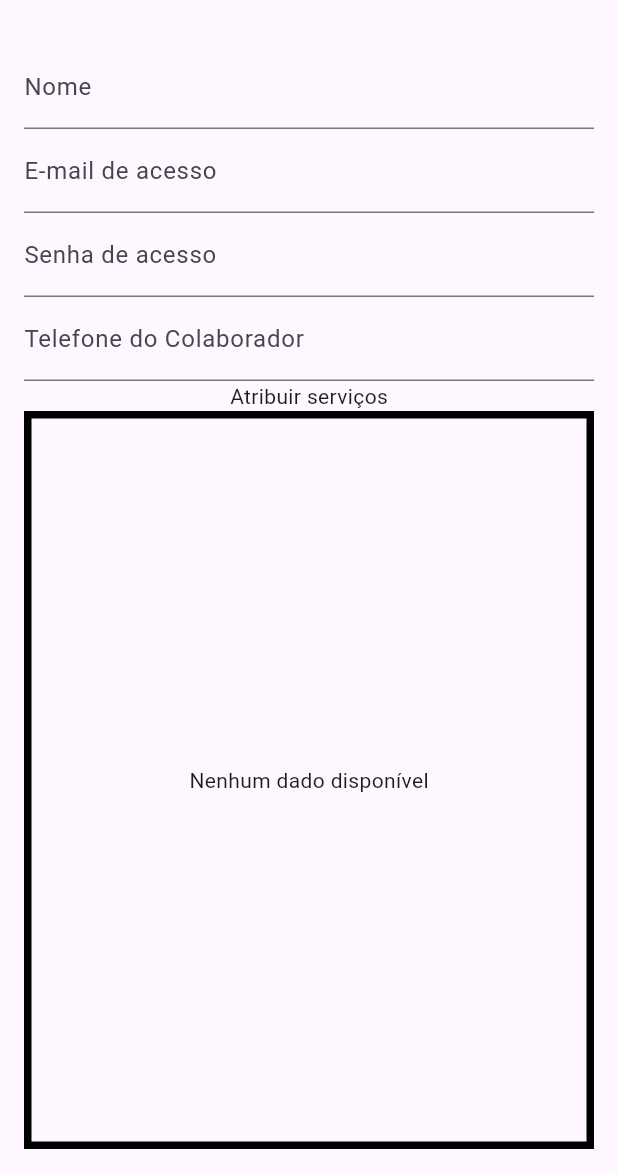
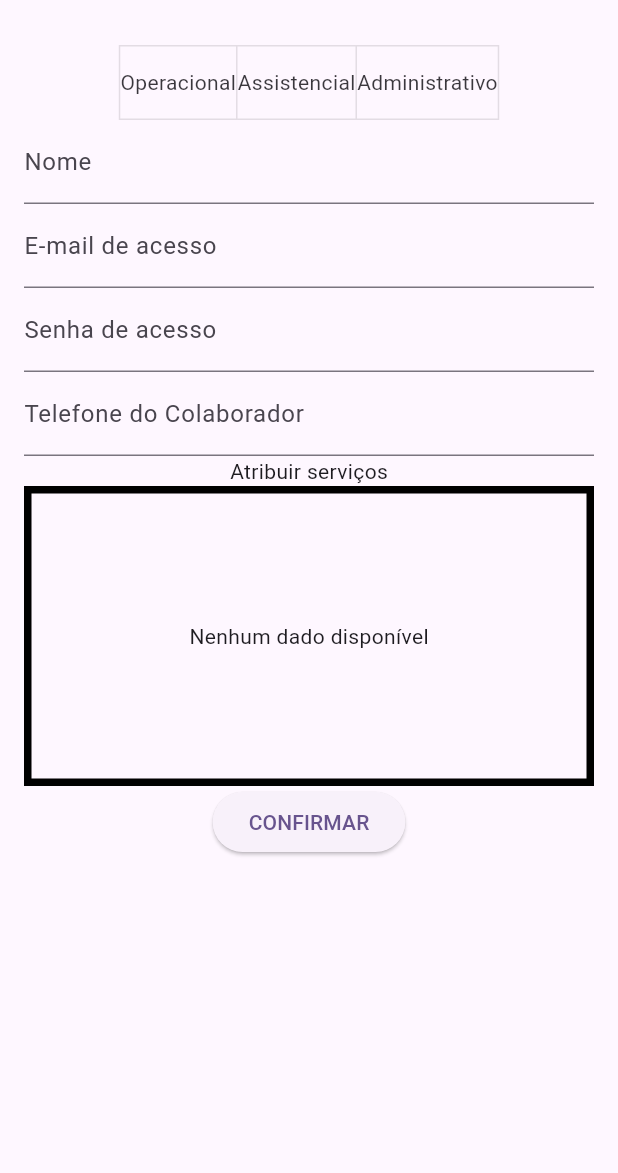
Before and after one commit to devgomes10/fullserva, a Flutter app: the EmployeeFormView screen opened directly, on a phone screen of 412 x 824 dp, the part 63-1236 px from its top. Run offline on Flutter 3.47's test engine with Material 3 defaults, Android fonts, the phone set to English and light mode, and no system bars; our stand-ins replace cloud_firestore, firebase_auth, firebase_core, flutter_datetime_picker_plus, mask_text_input_formatter, table_calendar; accounts and stored records are empty; generated files the repository leaves out were written again.

Commit message:
implementação de gerenciamento de colaboradores

```diff
--- a/lib/views/employees/employee_form_view.dart
+++ b/lib/views/employees/employee_form_view.dart
@@ -15,7 +15,7 @@ class EmployeeFormView extends StatefulWidget {
 }
 
 class _EmployeeFormViewState extends State<EmployeeFormView> {
-  String uniqueId = const Uuid().v4();
+  String _uniqueId = const Uuid().v4();
   final _formKey = GlobalKey<FormState>();
   EmployeeController _employeeController = EmployeeController();
   ServiceController _serviceController = ServiceController();
@@ -25,6 +25,24 @@ class _EmployeeFormViewState extends State<EmployeeFormView> {
   final _phoneController = TextEditingController();
   List<String> _selectedServicesIds = [];
   List<String> _servicesIdList = [];
+  int _selectedRole = -1;
+  List<bool> _selectionsRole = [false, false, false];
+  ValueNotifier<int> _selectedOptionIndex = ValueNotifier<int>(-1);
+
+  void _updateSelectedRole(int i) {
+    setState(() {
+      for (int buttonIndex = 0;
+          buttonIndex < _selectionsRole.length;
+          buttonIndex++) {
+        if (buttonIndex == i) {
+          _selectionsRole[buttonIndex] = true; // Seleciona o botão pressionado
+        } else {
+          _selectionsRole[buttonIndex] = false; // Desseleciona os outros botões
+        }
+      }
+      _selectedRole = i; // Atualiza o índice da opção selecionada
+    });
+  }
 
   @override
   void initState() {
@@ -34,6 +52,7 @@ class _EmployeeFormViewState extends State<EmployeeFormView> {
       _emailController.text = widget.model!.email;
       _passwordController.text = widget.model!.password;
       _phoneController.text = widget.model!.phone;
+      _selectedOptionIndex.value = widget.model!.role;
     }
     _fetchAvailableServices();
   }
@@ -48,9 +67,21 @@ class _EmployeeFormViewState extends State<EmployeeFormView> {
 
   @override
   Widget build(BuildContext context) {
+    final employeeModel = widget.model;
     return Scaffold(
       appBar: AppBar(
         title: Text("Equipe"),
+        actions: employeeModel != null
+            ? [
+                IconButton(
+                  onPressed: () async {
+                    await _employeeController.removeEmployee(employeeModel.id);
+                    Navigator.pop(context);
+                  },
+                  icon: Icon(Icons.delete),
+                ),
+              ]
+            : null,
       ),
       body: Padding(
         padding: const EdgeInsets.all(16.0),
@@ -58,6 +89,31 @@ class _EmployeeFormViewState extends State<EmployeeFormView> {
           key: _formKey,
           child: Column(
             children: [
+              ValueListenableBuilder<int>(
+                valueListenable: _selectedOptionIndex,
+                builder: (context, selectedIndex, _) {
+                  return ToggleButtons(
+                    children: <Widget>[
+                      Text('Operacional'),
+                      Text('Assistencial'),
+                      Text('Administrativo'),
+                    ],
+                    isSelected: [
+                      selectedIndex == 0,
+                      selectedIndex == 1,
+                      selectedIndex == 2
+                    ],
+                    onPressed: (int index) {
+                      _selectedOptionIndex.value =
+                          index; // Atualiza o valor do índice selecionado
+                      // Após atualizar o índice selecionado, você pode realizar outras operações aqui
+                      // Se necessário, como salvar o valor selecionado em uma variável int
+                      int selectedValue = index;
+                      print('Valor selecionado: $selectedValue');
+                    },
+                  );
+                },
+              ),
               TextFormField(
                 keyboardType: TextInputType.text,
                 controller: _nameController,
@@ -84,8 +140,7 @@ class _EmployeeFormViewState extends State<EmployeeFormView> {
               TextFormField(
                 keyboardType: TextInputType.text,
                 controller: _passwordController,
-                decoration:
-                const InputDecoration(labelText: 'Senha de acesso'),
+                decoration: const InputDecoration(labelText: 'Senha de acesso'),
                 validator: (value) {
                   if (value == null || value.isEmpty) {
                     return 'Obrigatório';
@@ -106,9 +161,9 @@ class _EmployeeFormViewState extends State<EmployeeFormView> {
                 },
               ),
               Text("Atribuir serviços"),
-              Expanded(
-                child: Container(
+              Container(
                 width: MediaQuery.of(context).size.width,
+                height: 200,
                 decoration: BoxDecoration(border: Border.all(width: 5)),
                 child: StreamBuilder<List<Service>>(
                   stream: _serviceController.getService(),
@@ -133,8 +188,10 @@ class _EmployeeFormViewState extends State<EmployeeFormView> {
                       itemCount: services.length,
                       itemBuilder: (context, index) {
                         final service = services[index];
-                          final isSelected = _selectedServicesIds.contains(service.id);
-                          final isSelectedNotifier = ValueNotifier<bool>(isSelected);
+                        final isSelected =
+                            _selectedServicesIds.contains(service.id);
+                        final isSelectedNotifier =
+                            ValueNotifier<bool>(isSelected);
                         return ValueListenableBuilder<bool>(
                           valueListenable: isSelectedNotifier,
                           builder: (context, value, child) {
@@ -157,6 +214,29 @@ class _EmployeeFormViewState extends State<EmployeeFormView> {
                   },
                 ),
               ),
+              ElevatedButton(
+                onPressed: () async {
+                  int selectedValue = _selectedOptionIndex.value;
+                  if (_formKey.currentState!.validate()) {
+                    Employee employee = Employee(
+                      id: _uniqueId,
+                      name: _nameController.text,
+                      email: _emailController.text,
+                      password: _passwordController.text,
+                      phone: _phoneController.text,
+                      role: selectedValue,
+                      serviceIds: _selectedServicesIds,
+                    );
+
+                    if (employeeModel != null) {
+                      await _employeeController.updateEmployee(employee);
+                    } else {
+                      await _employeeController.addEmployee(employee);
+                    }
+                    Navigator.pop(context, true);
+                  }
+                },
+                child: Text("CONFIRMAR"),
               ),
             ],
           ),
```
Lines whose indentation alone changed are shown as unchanged.
